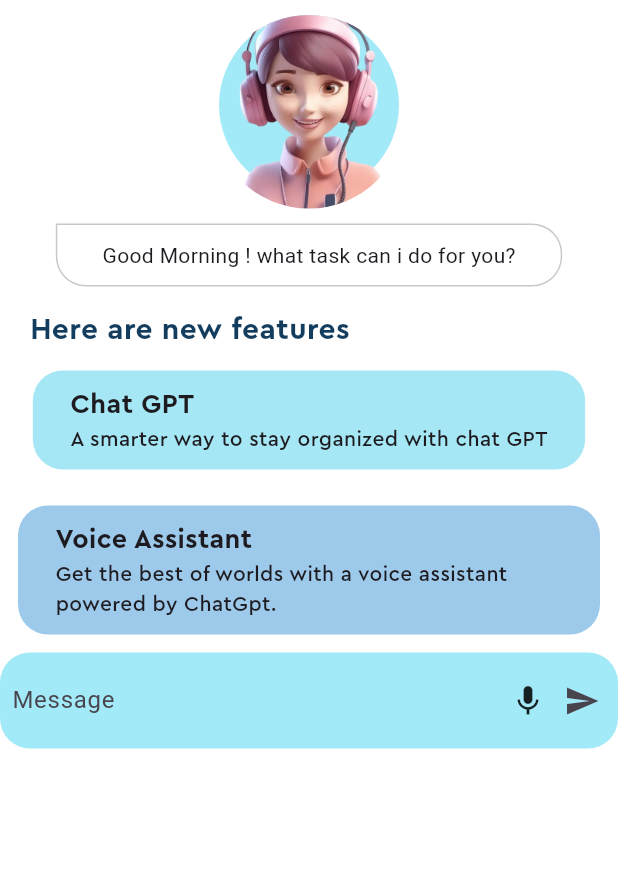
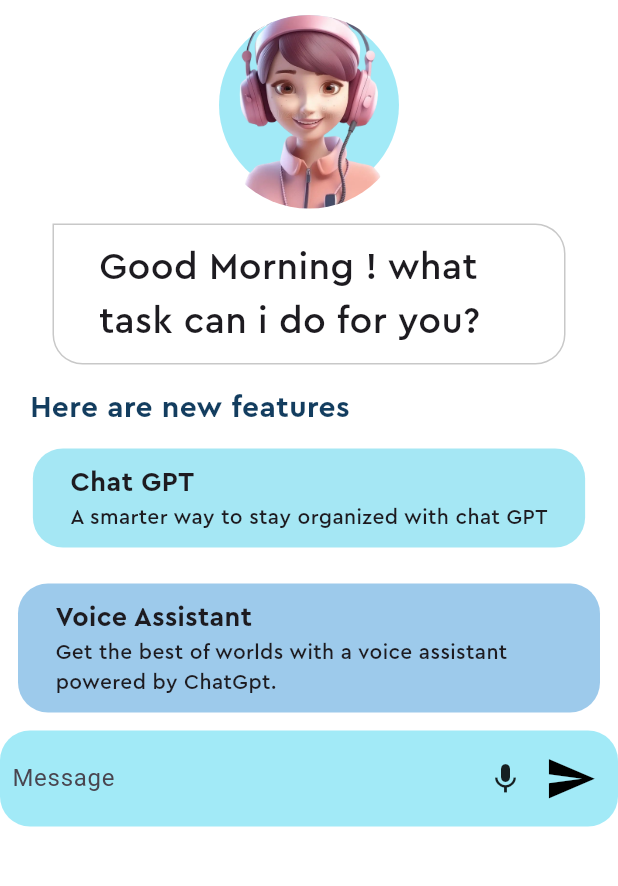
Before and after one commit to sovaamahato/my-Assistant, a Flutter app: the HomePage screen opened directly, on a phone screen of 412 x 824 dp, the part 84-970 px from its top. Run offline on Flutter 3.47's test engine with Material 3 defaults, Android fonts, the phone set to English and light mode, and no system bars; our stand-ins replace animate_do, flutter_tts, lottie, smooth_page_indicator, speech_to_text.

Commit message:
send button functionality added

```diff
--- a/lib/pages/home_page.dart
+++ b/lib/pages/home_page.dart
@@ -175,15 +175,18 @@
                   border: Border.all(color: Pallete.borderColor),
                   borderRadius:
                       BorderRadius.circular(20).copyWith(topLeft: Radius.zero)),
-              child: const Text(
-                "Good Morning ! what task can i do for you?",
-                style: TextStyle(),
+              child:  Text(generatedContent == null
+                    ? "Good Morning ! what task can i do for you?"
+                    : generatedContent!,
+                style: TextStyle(fontFamily: "Cera Pro", fontSize:generatedContent == null ? 25 : 18),
               ),
             ),
 
             //here are new features text
 
-            Padding(
+            Visibility(
+              visible: generatedContent==null,
+              child: Padding(
                 padding: const EdgeInsets.only(left: 20, right: 20, top: 15),
                 child: Container(
                   alignment: Alignment.centerLeft,
@@ -197,18 +200,27 @@
                   ),
                 ),
               ),
+            ),
             // //features box 2ota
-            const FeatureBox(
+            Visibility(
+              visible: generatedContent==null,
+              child: const Column(
+                children: [
+                   FeatureBox(
                       headerText: "Chat GPT",
                       descriptionText:
                           "A smarter way to stay organized with chat GPT",
                       color: Pallete.firstSuggestionBoxColor),
-
-            const FeatureBox(
+                       FeatureBox(
                   headerText: "Voice Assistant ",
                   descriptionText:
                       "Get the best of worlds with a voice assistant powered by ChatGpt.",
                   color: Pallete.secondSuggestionBoxColor),
+                ],
+              ),
+            ),
+
+
 
 
             //textfield
@@ -244,7 +256,24 @@
                       }
                     },
                     child: const Icon(Icons.mic)),
-                IconButton(onPressed: () {}, icon: const Icon(Icons.send)),
+                GestureDetector(
+                  onTap: () async {
+                    final speech =
+                        await openAIService.chatGPTAPI(textController.text);
+                    await systemSpeak(speech);
+                    generatedContent = speech;
+                    textController.clear();
+
+                    setState(() {});
+                  },
+                  child: const Padding(
+                    padding: EdgeInsets.all(14.0),
+                    child:  Icon(
+                      Icons.send,
+                      size: 35,
+                      color: Colors.black,
+                    ),)
+                  ),
               ]),
             )
           ],
```
Lines whose indentation alone changed are shown as unchanged.
